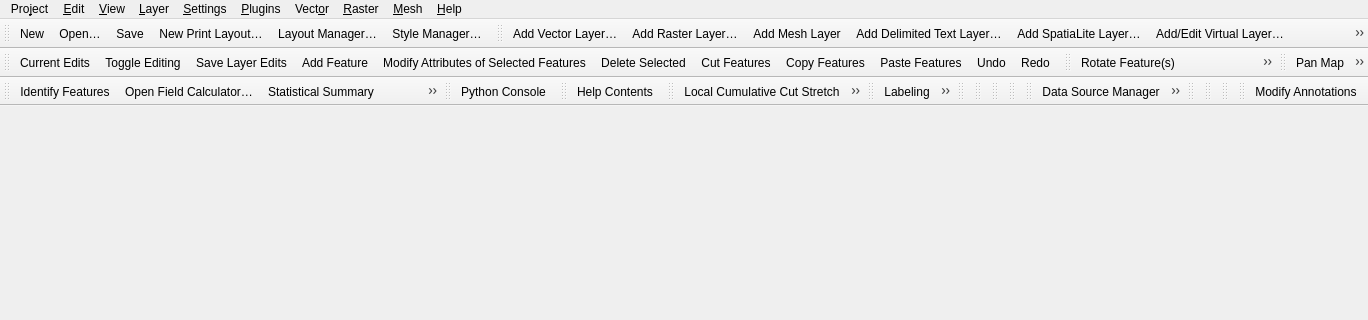
Qt form src/ui/qgisapp.ui (qgis/QGIS) before a commit; both pictures show x 0 to 1368 and y 0 to 320 of the 1368 by 506 pixel window.
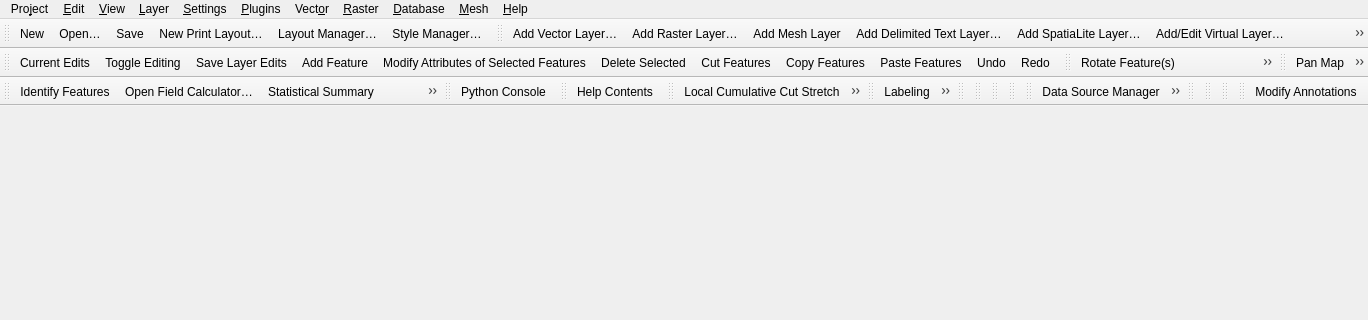
The same form after that commit. Icons and pictures are not drawn.

Commit message:
Add top level action for database query history
Adds an entry to the app "Database" menu for "Query History",
which opens the database query history dialog

The edit to the form file:
```diff
--- a/src/ui/qgisapp.ui
+++ b/src/ui/qgisapp.ui
@@ -17,7 +17,7 @@
      <x>0</x>
      <y>0</y>
      <width>1368</width>
-     <height>30</height>
+     <height>23</height>
     </rect>
    </property>
    <property name="toolTip">
@@ -418,6 +418,12 @@
     </property>
     <addaction name="mActionShowMeshCalculator"/>
    </widget>
+   <widget class="QMenu" name="mDatabaseMenu">
+    <property name="title">
+     <string>&amp;Database</string>
+    </property>
+    <addaction name="mActionQueryHistory"/>
+   </widget>
    <addaction name="mProjectMenu"/>
    <addaction name="mEditMenu"/>
    <addaction name="mViewMenu"/>
@@ -426,6 +432,7 @@
    <addaction name="mPluginMenu"/>
    <addaction name="mVectorMenu"/>
    <addaction name="mRasterMenu"/>
+   <addaction name="mDatabaseMenu"/>
    <addaction name="mMeshMenu"/>
    <addaction name="mHelpMenu"/>
   </widget>
```
Left out of the diff: 19 changed lines with no effect on the pictures. The commit also changes 8 other files.
